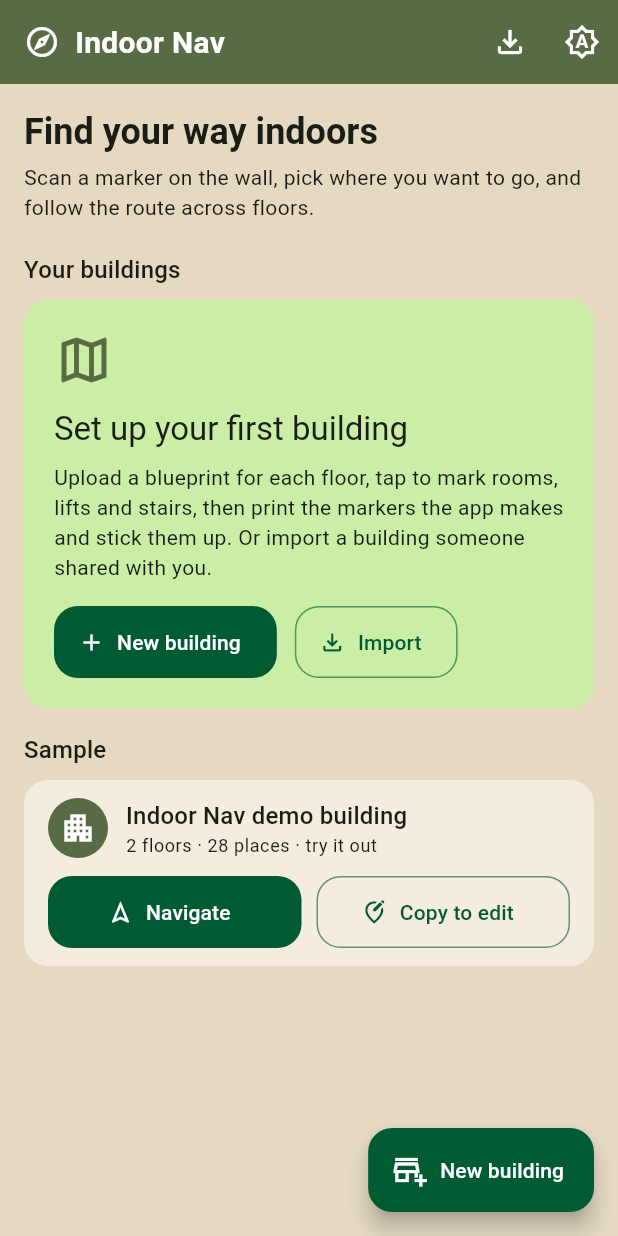
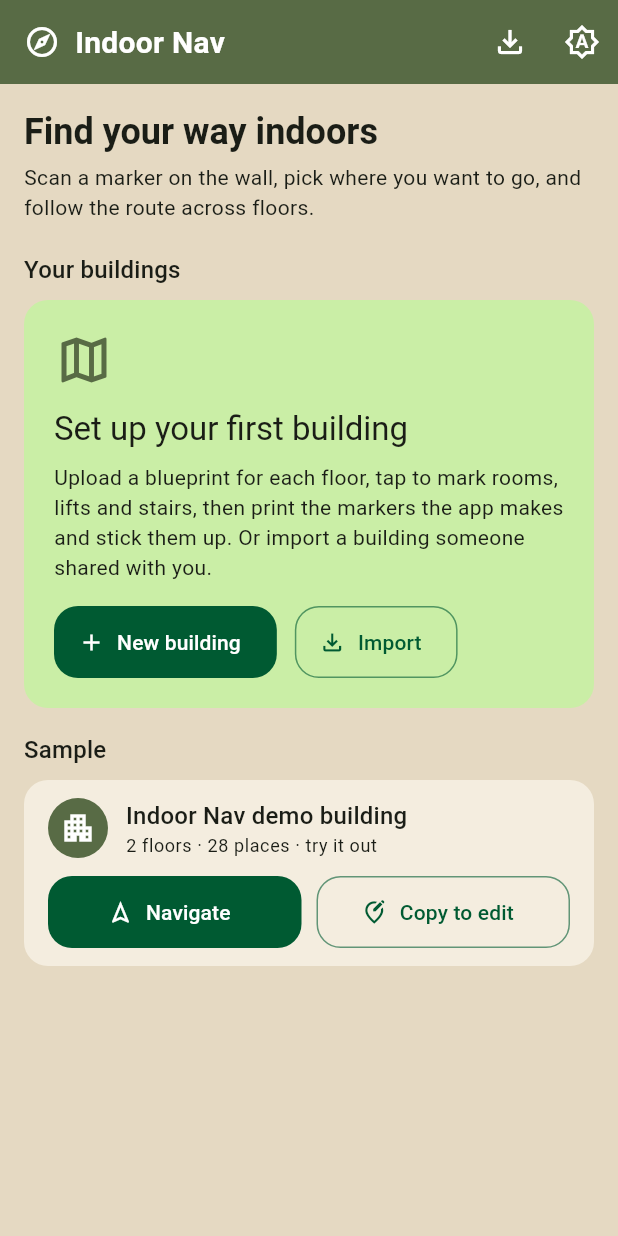
Before and after one commit to sairamvs7-ops/indoor-nav, a Flutter app: the screen it shows after launch, on a phone screen of 412 x 824 dp. Run offline on Flutter 3.47's test engine with Material 3 defaults, Android fonts, the phone set to English and light mode, and no system bars; our stand-ins replace camera, file_picker, firebase_auth, firebase_core, firebase_database, flutter_animate and 5 more; missing offline and left inert: opencv_dart; accounts and stored records are empty.

Commit message:
fix: hide the floating New building button on first launch
It covered the empty-state card's Import button, and the card already
offers New building.

Co-Authored-By: Claude Opus 5.5 <noreply@anthropic.com>

```diff
--- a/Project Code/indoor_nav_mobile/lib/ui/buildings_screen.dart
+++ b/Project Code/indoor_nav_mobile/lib/ui/buildings_screen.dart
@@ -238,11 +238,15 @@ class _BuildingsScreenState extends State<BuildingsScreen> {
           ],
         ),
       ),
-      floatingActionButton: FloatingActionButton.extended(
-        onPressed: _create,
-        icon: const Icon(Icons.add_business_outlined),
-        label: const Text('New building'),
-      ),
+      // On first launch the empty-state card already has New building and
+      // Import, and the floating button would cover Import.
+      floatingActionButton: (buildings == null || buildings.isEmpty)
+          ? null
+          : FloatingActionButton.extended(
+              onPressed: _create,
+              icon: const Icon(Icons.add_business_outlined),
+              label: const Text('New building'),
+            ),
     );
   }
 }
```
Also changed, not shown: 1 other file.
